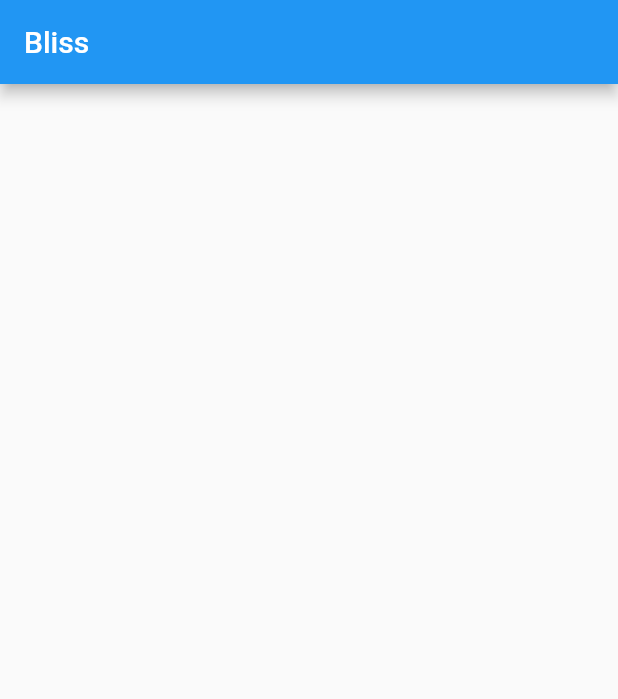
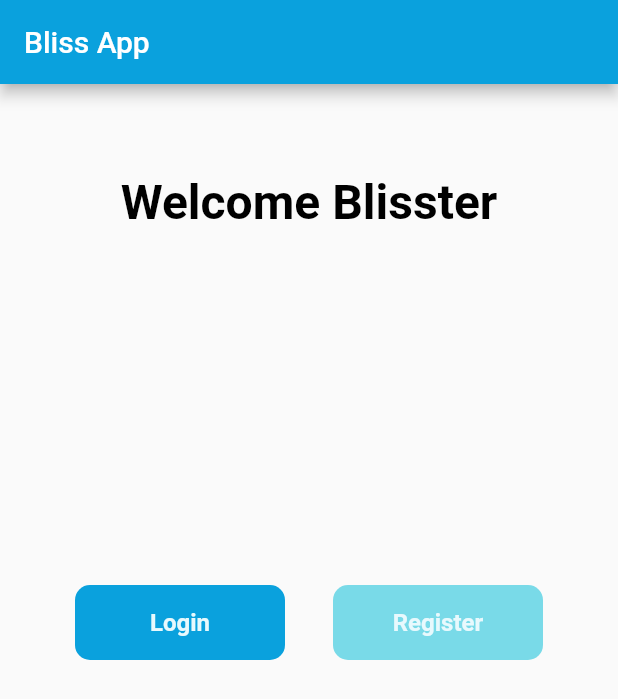
Before and after one commit to thurakhant/Bliss-App, a Flutter app: the screen it shows after launch, on a phone screen of 412 x 824 dp. Shown: the top 699 px of the screen. Run offline on Flutter 3.47's test engine with Material 2 defaults, Android fonts, the phone set to English and light mode, and no system bars; Roboto replaces fonts that are missing (Poppin).

Commit message:
developing ui and create a route,page and create a widget

```diff
--- a/lib/app.dart
+++ b/lib/app.dart
@@ -1,4 +1,8 @@
+import 'package:bliss/constant/colors.dart';
+import 'package:bliss/screens/home.dart';
 import 'package:bliss/screens/login_page.dart';
+import 'package:bliss/screens/welcome_page.dart';
+import 'package:bliss/screens/register_page.dart';
 import 'package:flutter/material.dart';
 
 class BlissApp extends StatelessWidget {
@@ -6,11 +10,28 @@ class BlissApp extends StatelessWidget {
 
   @override
   Widget build(BuildContext context) {
+    const appName = 'Bliss App';
     return MaterialApp(
-      title: 'Bliss',
-      initialRoute: '/login',
+      debugShowCheckedModeBanner: false,
+      theme: ThemeData(
+          brightness: Brightness.light,
+          primaryColor: blissblue200,
+          fontFamily: 'Poppin',
+          textTheme: const TextTheme(
+            headline1: TextStyle(
+                fontSize: 32, fontWeight: FontWeight.bold, color: Colors.black),
+            headline2: TextStyle(
+                fontSize: 24, fontWeight: FontWeight.bold, color: Colors.black),
+            bodyText1: TextStyle(
+                fontSize: 16, fontWeight: FontWeight.bold, color: blissblue50),
+          )),
+      title: appName,
+      initialRoute: '/',
       routes: {
-        '/login': (BuildContext context) => const LoginPage(),
+        '/': (context) => const WelcomePage(),
+        '/login': (context) => const LoginPage(),
+        '/register': (context) => const RegisterPage(),
+        '/home': (context) => const Home(),
       },
     );
   }
--- /dev/null
+++ b/lib/constant/colors.dart
@@ -0,0 +1,6 @@
+import 'package:flutter/material.dart';
+
+const blissblue50 = Color(0xFFE8F9FD);
+const blissblue100 = Color(0xFF79DAE8);
+const blissblue200 = Color(0xFF0AA1DD);
+const blissblue300 = Color(0xFF2155CD);
--- /dev/null
+++ b/lib/screens/home.dart
@@ -0,0 +1,13 @@
+import 'package:bliss/constant/colors.dart';
+import 'package:flutter/material.dart';
+
+class Home extends StatelessWidget {
+  const Home({Key? key}) : super(key: key);
+
+  @override
+  Widget build(BuildContext context) {
+    return Scaffold(
+      appBar: AppBar(),
+    );
+  }
+}
--- a/lib/screens/login_page.dart
+++ b/lib/screens/login_page.dart
@@ -1,3 +1,5 @@
+import 'package:bliss/constant/colors.dart';
+import 'package:bliss/widgets/bliss_button.dart';
 import 'package:flutter/material.dart';
 
 class LoginPage extends StatelessWidget {
@@ -7,7 +9,31 @@ class LoginPage extends StatelessWidget {
   Widget build(BuildContext context) {
     return Scaffold(
       appBar: AppBar(
-        title: const Text('Bliss'),
+        title: const Text('Login'),
+      ),
+      body: Padding(
+        padding: const EdgeInsets.symmetric(horizontal: 50),
+        child: Center(
+          child: Container(
+            width: 500,
+            height: 300,
+            child: Column(
+              mainAxisAlignment: MainAxisAlignment.spaceEvenly,
+              children: [
+                const TextField(
+                  decoration: InputDecoration(border: OutlineInputBorder()),
+                ),
+                TextField(),
+                BlissButton(
+                    color: blissblue200,
+                    onTap: () {
+                      Navigator.pushNamed(context, '/home');
+                    },
+                    text: 'Login')
+              ],
+            ),
+          ),
+        ),
       ),
     );
   }
--- /dev/null
+++ b/lib/screens/register_page.dart
@@ -0,0 +1,14 @@
+import 'package:flutter/material.dart';
+
+class RegisterPage extends StatelessWidget {
+  const RegisterPage({Key? key}) : super(key: key);
+
+  @override
+  Widget build(BuildContext context) {
+    return Scaffold(
+      appBar: AppBar(
+        title: const Text('Register'),
+      ),
+    );
+  }
+}
--- /dev/null
+++ b/lib/screens/welcome_page.dart
@@ -0,0 +1,56 @@
+import 'package:bliss/constant/colors.dart';
+import 'package:bliss/widgets/bliss_button.dart';
+import 'package:flutter/material.dart';
+
+class WelcomePage extends StatelessWidget {
+  const WelcomePage({Key? key}) : super(key: key);
+
+  @override
+  Widget build(BuildContext context) {
+    return Scaffold(
+        appBar: AppBar(
+          title: const Text('Bliss App'),
+          backgroundColor: blissblue200,
+        ),
+        body: Padding(
+          padding: const EdgeInsets.symmetric(vertical: 60),
+          child: Column(
+            children: [
+              Expanded(
+                  flex: 1,
+                  child: Column(
+                    crossAxisAlignment: CrossAxisAlignment.center,
+                    mainAxisAlignment: MainAxisAlignment.spaceBetween,
+                    children: [
+                      Text(
+                        'Welcome Blisster',
+                        style: Theme.of(context).textTheme.headline1,
+                      ),
+                      Padding(
+                        padding: const EdgeInsets.symmetric(horizontal: 50),
+                        child: Row(
+                          mainAxisAlignment: MainAxisAlignment.spaceBetween,
+                          children: [
+                            BlissButton(
+                                color: blissblue200,
+                                onTap: () {
+                                  Navigator.pushNamed(context, '/login');
+                                },
+                                text: 'Login'),
+                            BlissButton(
+                                color: blissblue100,
+                                onTap: () {
+                                  Navigator.pushNamed(context, '/register');
+                                },
+                                text: 'Register')
+                          ],
+                        ),
+                      ),
+                    ],
+                  )),
+              const Expanded(flex: 1, child: SizedBox())
+            ],
+          ),
+        ));
+  }
+}
--- /dev/null
+++ b/lib/widgets/bliss_button.dart
@@ -0,0 +1,40 @@
+import 'package:bliss/constant/colors.dart';
+import 'package:flutter/material.dart';
+
+class BlissButton extends StatelessWidget {
+  final VoidCallback onTap;
+  final String text;
+  final Color color;
+  const BlissButton({
+    Key? key,
+    required this.color,
+    required this.onTap,
+    required this.text,
+  }) : super(key: key);
+
+  @override
+  Widget build(BuildContext context) {
+    return Material(
+      color: color,
+      borderRadius: BorderRadius.circular(10),
+      child: InkWell(
+        splashColor: blissblue50,
+        onTap: onTap,
+        borderRadius: BorderRadius.circular(10),
+        child: Container(
+          width: 140,
+          height: 50,
+          decoration: BoxDecoration(
+            borderRadius: BorderRadius.circular(10),
+          ),
+          child: Center(
+            child: Text(
+              text,
+              style: Theme.of(context).textTheme.bodyText1,
+            ),
+          ),
+        ),
+      ),
+    );
+  }
+}
```
Also changed, not shown: 1 other file.
